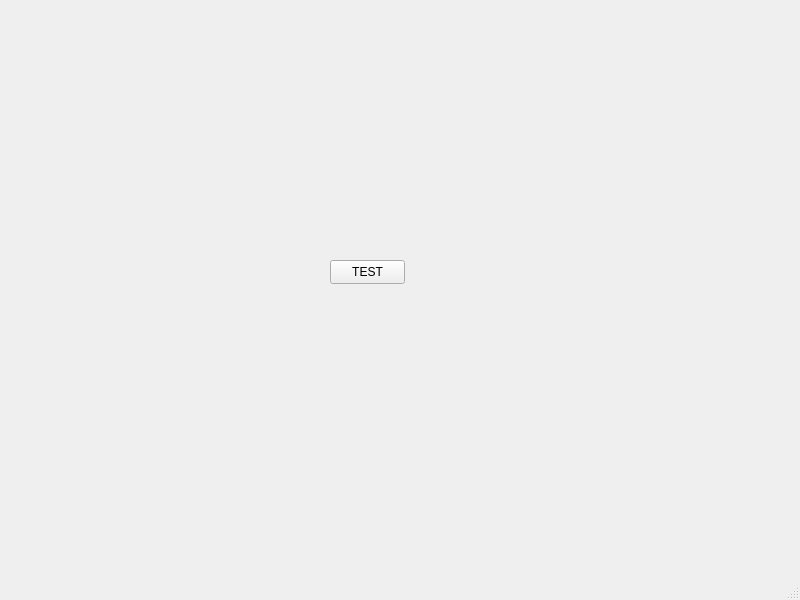
Before: the Qt Designer form AIWake_app.ui in Kirkuss/TFG, drawn with Qt 5.
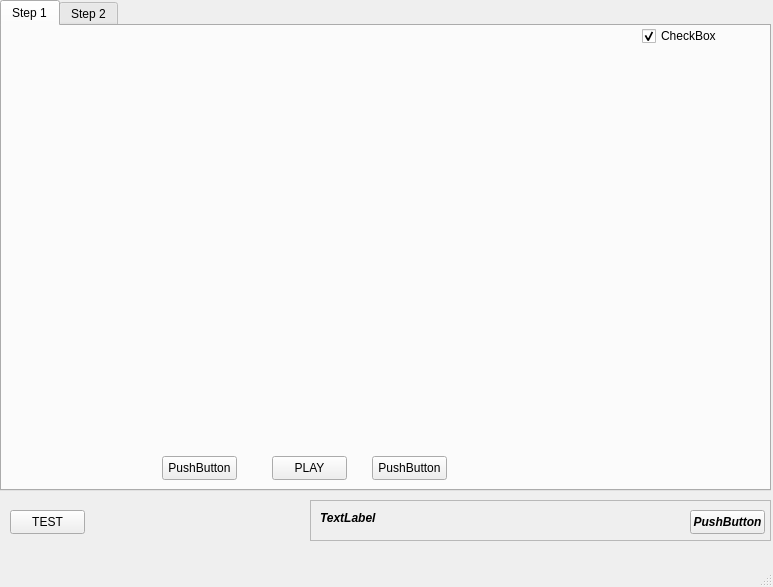
After: the same form once the commit is applied.

Commit message: videoPlayer integrado

Patch:
```diff
--- a/AIWake_app.ui
+++ b/AIWake_app.ui
@@ -6,10 +6,16 @@
    <rect>
     <x>0</x>
     <y>0</y>
-    <width>800</width>
-    <height>600</height>
+    <width>773</width>
+    <height>587</height>
    </rect>
   </property>
+  <property name="sizePolicy">
+   <sizepolicy hsizetype="Preferred" vsizetype="Preferred">
+    <horstretch>0</horstretch>
+    <verstretch>0</verstretch>
+   </sizepolicy>
+  </property>
   <property name="windowTitle">
    <string>AIWake_UI</string>
   </property>
@@ -17,8 +23,8 @@
    <widget class="QPushButton" name="bt1">
     <property name="geometry">
      <rect>
-      <x>330</x>
-      <y>260</y>
+      <x>10</x>
+      <y>510</y>
       <width>75</width>
       <height>24</height>
      </rect>
@@ -27,6 +33,151 @@
      <string>TEST</string>
     </property>
    </widget>
+   <widget class="QTabWidget" name="processTabView">
+    <property name="enabled">
+     <bool>true</bool>
+    </property>
+    <property name="geometry">
+     <rect>
+      <x>0</x>
+      <y>0</y>
+      <width>771</width>
+      <height>491</height>
+     </rect>
+    </property>
+    <property name="currentIndex">
+     <number>0</number>
+    </property>
+    <widget class="QWidget" name="step1Tab">
+     <attribute name="title">
+      <string>Step 1</string>
+     </attribute>
+     <widget class="QCheckBox" name="showBoxes_Cb">
+      <property name="geometry">
+       <rect>
+        <x>640</x>
+        <y>0</y>
+        <width>76</width>
+        <height>20</height>
+       </rect>
+      </property>
+      <property name="text">
+       <string>CheckBox</string>
+      </property>
+      <property name="checked">
+       <bool>true</bool>
+      </property>
+     </widget>
+     <widget class="QLabel" name="step1Video">
+      <property name="geometry">
+       <rect>
+        <x>0</x>
+        <y>0</y>
+        <width>621</width>
+        <height>411</height>
+       </rect>
+      </property>
+      <property name="text">
+       <string/>
+      </property>
+      <property name="scaledContents">
+       <bool>true</bool>
+      </property>
+     </widget>
+     <widget class="QPushButton" name="pushButton_2">
+      <property name="geometry">
+       <rect>
+        <x>160</x>
+        <y>430</y>
+        <width>75</width>
+        <height>24</height>
+       </rect>
+      </property>
+      <property name="text">
+       <string>PushButton</string>
+      </property>
+     </widget>
+     <widget class="QPushButton" name="playBt">
+      <property name="geometry">
+       <rect>
+        <x>270</x>
+        <y>430</y>
+        <width>75</width>
+        <height>24</height>
+       </rect>
+      </property>
+      <property name="text">
+       <string>PLAY</string>
+      </property>
+     </widget>
+     <widget class="QPushButton" name="pushButton_4">
+      <property name="geometry">
+       <rect>
+        <x>370</x>
+        <y>430</y>
+        <width>75</width>
+        <height>24</height>
+       </rect>
+      </property>
+      <property name="text">
+       <string>PushButton</string>
+      </property>
+     </widget>
+    </widget>
+    <widget class="QWidget" name="step2Tab">
+     <attribute name="title">
+      <string>Step 2</string>
+     </attribute>
+    </widget>
+   </widget>
+   <widget class="QFrame" name="frame">
+    <property name="geometry">
+     <rect>
+      <x>310</x>
+      <y>500</y>
+      <width>461</width>
+      <height>41</height>
+     </rect>
+    </property>
+    <property name="font">
+     <font>
+      <italic>true</italic>
+      <bold>true</bold>
+     </font>
+    </property>
+    <property name="frameShape">
+     <enum>QFrame::StyledPanel</enum>
+    </property>
+    <property name="frameShadow">
+     <enum>QFrame::Raised</enum>
+    </property>
+    <widget class="QLabel" name="infoL">
+     <property name="geometry">
+      <rect>
+       <x>10</x>
+       <y>10</y>
+       <width>181</width>
+       <height>16</height>
+      </rect>
+     </property>
+     <property name="text">
+      <string>TextLabel</string>
+     </property>
+    </widget>
+    <widget class="QPushButton" name="infoBt">
+     <property name="geometry">
+      <rect>
+       <x>380</x>
+       <y>10</y>
+       <width>75</width>
+       <height>24</height>
+      </rect>
+     </property>
+     <property name="text">
+      <string>PushButton</string>
+     </property>
+    </widget>
+   </widget>
   </widget>
   <widget class="QMenuBar" name="menubar">
    <property name="geometry">
```
Left out of the diff: 2 changed lines with no effect on the pictures. The commit also changes 9 other files.
